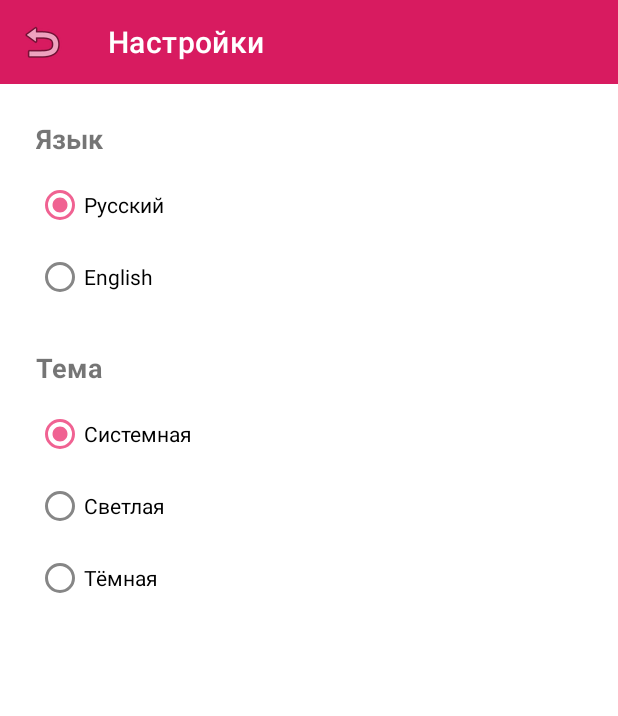
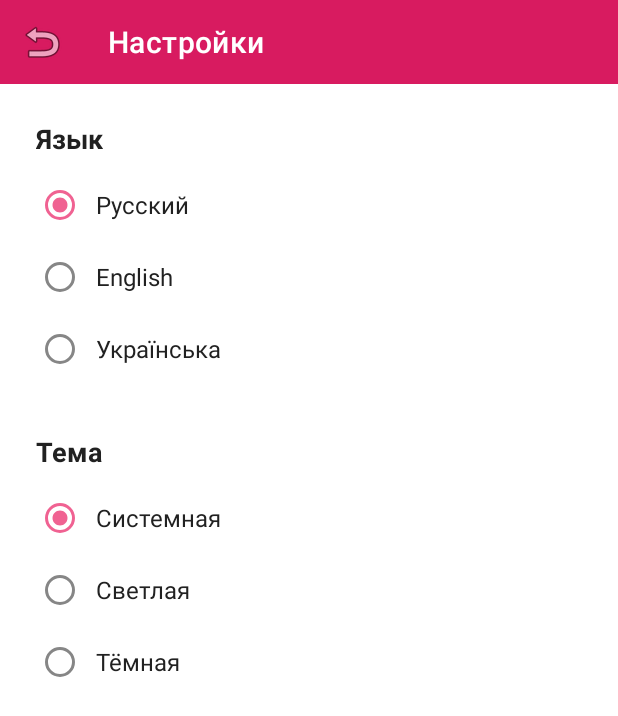
Before and after one commit to surfi13/Slave_Pets, an Android app: the SettingsActivity screen opened directly, with no data from a screen before it, on a phone screen of 412 x 824 dp. Shown: the top 716 px of the screen. Run offline under Robolectric (Android 15) with nearby library versions, the phone set to English and light mode, and no system bars.

Commit message:
added a language switch

```diff
--- a/app/src/main/java/com/example/curs/ui/AddEditPetActivity.java
+++ b/app/src/main/java/com/example/curs/ui/AddEditPetActivity.java
@@ -27,7 +27,7 @@ import java.util.UUID;
 
 import jp.wasabeef.glide.transformations.CropCircleTransformation;
 
-public class AddEditPetActivity extends AppCompatActivity {
+public class AddEditPetActivity extends BaseActivity {
 
     private TextInputEditText etName, etBreed;
     private AutoCompleteTextView etSpecies;
--- /dev/null
+++ b/app/src/main/java/com/example/curs/ui/BaseActivity.java
@@ -0,0 +1,41 @@
+package com.example.curs.ui;
+
+import android.content.Context;
+import android.content.SharedPreferences;
+import android.content.res.Configuration;
+import android.os.Bundle;
+
+import androidx.annotation.Nullable;
+import androidx.appcompat.app.AppCompatActivity;
+import androidx.appcompat.app.AppCompatDelegate;
+
+import java.util.Locale;
+
+public class BaseActivity extends AppCompatActivity {
+
+    @Override
+    protected void onCreate(@Nullable Bundle savedInstanceState) {
+        applyTheme();
+        super.onCreate(savedInstanceState);
+    }
+
+    @Override
+    protected void attachBaseContext(Context newBase) {
+        SharedPreferences prefs = newBase.getSharedPreferences("Settings", Context.MODE_PRIVATE);
+        String lang = prefs.getString("language", "ru");
+
+        Locale locale = new Locale(lang);
+        Locale.setDefault(locale);
+        Configuration config = new Configuration();
+        config.setLocale(locale);
+
+        Context context = newBase.createConfigurationContext(config);
+        super.attachBaseContext(context);
+    }
+
+    private void applyTheme() {
+        SharedPreferences prefs = getSharedPreferences("Settings", MODE_PRIVATE);
+        int theme = prefs.getInt("theme", AppCompatDelegate.MODE_NIGHT_FOLLOW_SYSTEM);
+        AppCompatDelegate.setDefaultNightMode(theme);
+    }
+}
--- a/app/src/main/java/com/example/curs/ui/auth/AuthActivity.java
+++ b/app/src/main/java/com/example/curs/ui/auth/AuthActivity.java
@@ -15,14 +15,14 @@ import androidx.appcompat.app.AlertDialog;
 import androidx.appcompat.app.AppCompatActivity;
 import androidx.appcompat.widget.Toolbar;
 import androidx.lifecycle.ViewModelProvider;
-
+import com.example.curs.ui.BaseActivity;
 import com.example.curs.ui.main.MainActivity;
 import com.example.curs.R;
 import com.google.android.material.button.MaterialButton;
 import com.google.android.material.textfield.TextInputEditText;
 import com.google.firebase.auth.FirebaseAuth;
 
-public class AuthActivity extends AppCompatActivity {
+public class AuthActivity extends BaseActivity {
 
     private AuthViewModel viewModel;
     private TextInputEditText etEmail, etPassword;
--- a/app/src/main/java/com/example/curs/ui/main/MainActivity.java
+++ b/app/src/main/java/com/example/curs/ui/main/MainActivity.java
@@ -4,7 +4,7 @@ import android.content.Intent;
 import android.os.Bundle;
 import android.view.Menu;
 import android.view.MenuItem;
-
+import com.example.curs.ui.BaseActivity;
 import androidx.appcompat.app.AppCompatActivity;
 import androidx.appcompat.widget.Toolbar;
 import androidx.fragment.app.Fragment;
@@ -16,7 +16,7 @@ import com.example.curs.ui.pets.PetsFragment;
 import com.example.curs.ui.profile.ProfileFragment;
 import com.google.android.material.bottomnavigation.BottomNavigationView;
 
-public class MainActivity extends AppCompatActivity {
+public class MainActivity extends BaseActivity {
 
     private AuthFacade authFacade;
     private Toolbar toolbar;
--- a/app/src/main/java/com/example/curs/ui/settings/SettingsActivity.java
+++ b/app/src/main/java/com/example/curs/ui/settings/SettingsActivity.java
@@ -1,19 +1,16 @@
 package com.example.curs.ui.settings;
 
+import android.content.Intent;
 import android.content.SharedPreferences;
-import android.content.res.Configuration;
 import android.os.Bundle;
 import android.widget.RadioGroup;
-
-import androidx.appcompat.app.AppCompatActivity;
 import androidx.appcompat.app.AppCompatDelegate;
 import androidx.appcompat.widget.Toolbar;
+import com.example.curs.R;
+import com.example.curs.ui.BaseActivity;
+import com.example.curs.ui.auth.AuthActivity;
 
-import com.example.curs.R;
-
-import java.util.Locale;
-
-public class SettingsActivity extends AppCompatActivity {
+public class SettingsActivity extends BaseActivity {
 
     private SharedPreferences prefs;
 
@@ -27,24 +24,33 @@ public class SettingsActivity extends AppCompatActivity {
         toolbar.setNavigationOnClickListener(v -> finish());
 
         prefs = getSharedPreferences("Settings", MODE_PRIVATE);
-
         RadioGroup rgLang = findViewById(R.id.rgLanguage);
         RadioGroup rgTheme = findViewById(R.id.rgTheme);
 
-        String lang = prefs.getString("lang", "ru");
-        rgLang.check(lang.equals("en") ? R.id.rbEnglish : R.id.rbRussian);
-
-        int theme = prefs.getInt("theme", AppCompatDelegate.MODE_NIGHT_FOLLOW_SYSTEM);
-        if (theme == AppCompatDelegate.MODE_NIGHT_YES) rgTheme.check(R.id.rbDark);
-        else if (theme == AppCompatDelegate.MODE_NIGHT_NO) rgTheme.check(R.id.rbLight);
-        else rgTheme.check(R.id.rbSystem);
+        // --- ЯЗЫК ---
+        String currentLang = prefs.getString("language", "ru");
+        if (currentLang.equals("en")) {
+            rgLang.check(R.id.rbEnglish);
+        } else if (currentLang.equals("uk")) {
+            rgLang.check(R.id.rbUkrainian);
+        } else {
+            rgLang.check(R.id.rbRussian);
+        }
 
         rgLang.setOnCheckedChangeListener((group, checkedId) -> {
-            String newLang = checkedId == R.id.rbEnglish ? "en" : "ru";
-            prefs.edit().putString("lang", newLang).apply();
-            setLocale(newLang);
-            recreate();
+            String newLang = "ru";
+            if (checkedId == R.id.rbEnglish) newLang = "en";
+            else if (checkedId == R.id.rbUkrainian) newLang = "uk";
+
+            prefs.edit().putString("language", newLang).apply();
+            restartApp(); // Перезапуск, чтобы язык применился
         });
+
+        // --- ТЕМА ---
+        int currentTheme = prefs.getInt("theme", AppCompatDelegate.MODE_NIGHT_FOLLOW_SYSTEM);
+        if (currentTheme == AppCompatDelegate.MODE_NIGHT_YES) rgTheme.check(R.id.rbDark);
+        else if (currentTheme == AppCompatDelegate.MODE_NIGHT_NO) rgTheme.check(R.id.rbLight);
+        else rgTheme.check(R.id.rbSystem);
 
         rgTheme.setOnCheckedChangeListener((group, checkedId) -> {
             int mode;
@@ -53,15 +59,15 @@ public class SettingsActivity extends AppCompatActivity {
             else mode = AppCompatDelegate.MODE_NIGHT_FOLLOW_SYSTEM;
 
             prefs.edit().putInt("theme", mode).apply();
-            AppCompatDelegate.setDefaultNightMode(mode);
+            AppCompatDelegate.setDefaultNightMode(mode); // Мгновенно применяем тему
         });
     }
 
-    private void setLocale(String lang) {
-        Locale locale = new Locale(lang);
-        Locale.setDefault(locale);
-        Configuration config = new Configuration();
-        config.setLocale(locale);
-        getResources().updateConfiguration(config, getResources().getDisplayMetrics());
+    private void restartApp() {
+        Intent intent = new Intent(this, AuthActivity.class);
+        intent.setFlags(Intent.FLAG_ACTIVITY_NEW_TASK | Intent.FLAG_ACTIVITY_CLEAR_TASK);
+        startActivity(intent);
+        finish();
+        overridePendingTransition(0, 0);
     }
 }
--- a/app/src/main/res/layout/activity_settings.xml
+++ b/app/src/main/res/layout/activity_settings.xml
@@ -6,18 +6,20 @@
     android:orientation="vertical"
     android:background="?attr/colorSurface">
 
+    <!-- Верхняя панель с кнопкой "Назад" -->
     <androidx.appcompat.widget.Toolbar
         android:id="@+id/toolbarSettings"
         android:layout_width="match_parent"
         android:layout_height="?attr/actionBarSize"
         android:background="?attr/colorPrimary"
         app:navigationIcon="@android:drawable/ic_menu_revert"
-        app:title="Настройки"
+        app:title="@string/settings_title"
         app:titleTextColor="?attr/colorOnPrimary" />
 
     <ScrollView
         android:layout_width="match_parent"
-        android:layout_height="match_parent">
+        android:layout_height="match_parent"
+        android:fillViewport="true">
 
         <LinearLayout
             android:layout_width="match_parent"
@@ -25,40 +27,59 @@
             android:orientation="vertical"
             android:padding="24dp">
 
+            <!-- ================= ЯЗЫК ================= -->
             <TextView
                 android:layout_width="wrap_content"
                 android:layout_height="wrap_content"
-                android:text="Язык"
+                android:layout_marginBottom="8dp"
+                android:text="@string/settings_language"
+                android:textColor="?attr/colorOnSurface"
                 android:textSize="18sp"
-                android:textStyle="bold"
-                android:layout_marginBottom="8dp" />
+                android:textStyle="bold" />
 
             <RadioGroup
                 android:id="@+id/rgLanguage"
                 android:layout_width="match_parent"
                 android:layout_height="wrap_content"
-                android:layout_marginBottom="24dp">
+                android:layout_marginBottom="32dp">
 
                 <RadioButton
                     android:id="@+id/rbRussian"
                     android:layout_width="match_parent"
                     android:layout_height="wrap_content"
-                    android:text="Русский" />
+                    android:text="@string/settings_lang_ru"
+                    android:textColor="?attr/colorOnSurface"
+                    android:textSize="16sp"
+                    android:padding="8dp" />
 
                 <RadioButton
                     android:id="@+id/rbEnglish"
                     android:layout_width="match_parent"
                     android:layout_height="wrap_content"
-                    android:text="English" />
+                    android:text="@string/settings_lang_en"
+                    android:textColor="?attr/colorOnSurface"
+                    android:textSize="16sp"
+                    android:padding="8dp" />
+
+                <RadioButton
+                    android:id="@+id/rbUkrainian"
+                    android:layout_width="match_parent"
+                    android:layout_height="wrap_content"
+                    android:text="@string/settings_lang_uk"
+                    android:textColor="?attr/colorOnSurface"
+                    android:textSize="16sp"
+                    android:padding="8dp" />
             </RadioGroup>
 
+            <!-- ================= ТЕМА ================= -->
             <TextView
                 android:layout_width="wrap_content"
                 android:layout_height="wrap_content"
-                android:text="Тема"
+                android:layout_marginBottom="8dp"
+                android:text="@string/settings_theme"
+                android:textColor="?attr/colorOnSurface"
                 android:textSize="18sp"
-                android:textStyle="bold"
-                android:layout_marginBottom="8dp" />
+                android:textStyle="bold" />
 
             <RadioGroup
                 android:id="@+id/rgTheme"
@@ -69,19 +90,28 @@
                     android:id="@+id/rbSystem"
                     android:layout_width="match_parent"
                     android:layout_height="wrap_content"
-                    android:text="Системная" />
+                    android:text="@string/settings_theme_system"
+                    android:textColor="?attr/colorOnSurface"
+                    android:textSize="16sp"
+                    android:padding="8dp" />
 
                 <RadioButton
                     android:id="@+id/rbLight"
                     android:layout_width="match_parent"
                     android:layout_height="wrap_content"
-                    android:text="Светлая" />
+                    android:text="@string/settings_theme_light"
+                    android:textColor="?attr/colorOnSurface"
+                    android:textSize="16sp"
+                    android:padding="8dp" />
 
                 <RadioButton
                     android:id="@+id/rbDark"
                     android:layout_width="match_parent"
                     android:layout_height="wrap_content"
-                    android:text="Тёмная" />
+                    android:text="@string/settings_theme_dark"
+                    android:textColor="?attr/colorOnSurface"
+                    android:textSize="16sp"
+                    android:padding="8dp" />
             </RadioGroup>
 
         </LinearLayout>
--- a/app/src/main/res/layout/fragment_pets.xml
+++ b/app/src/main/res/layout/fragment_pets.xml
@@ -13,4 +13,5 @@
         android:clipToPadding="false"
         android:padding="8dp" />
 
+
 </androidx.coordinatorlayout.widget.CoordinatorLayout>
```
Also changed, not shown: app/src/main/res/layout/activity_add_pet.xml (+18 -16 lines), app/src/main/res/layout/activity_auth.xml (+19 -18 lines), app/src/main/res/layout/activity_main.xml (+7 -4 lines), app/src/main/res/layout/dialog_change_password.xml (+7 -7 lines), app/src/main/res/layout/fragment_profile.xml (+11 -10 lines), app/src/main/res/layout/item_pet.xml (+10 -11 lines), app/src/main/res/values/strings.xml (+45 -48 lines), 2 other files.
